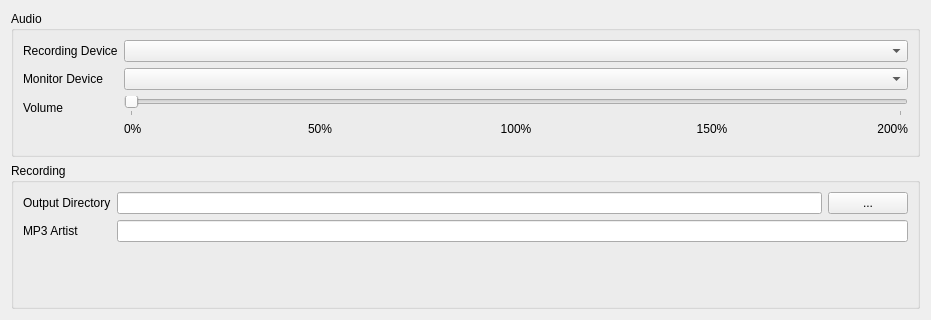
Old version of the form recorder/recording/recordingconfiguratorpane.ui in the repository genosse-einhorn/FishyRecorder-lite.
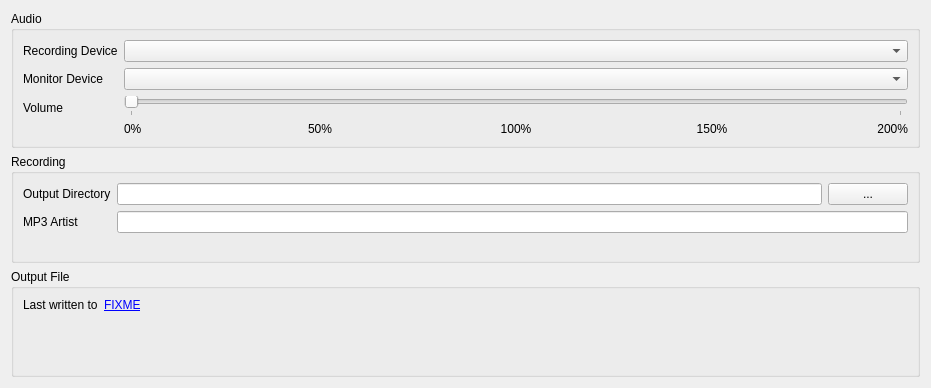
New version of the form.

Commit message: Show last recorded file in ui

Diff of the .ui file:
```diff
--- a/recorder/recording/recordingconfiguratorpane.ui
+++ b/recorder/recording/recordingconfiguratorpane.ui
@@ -7,7 +7,7 @@
     <x>0</x>
     <y>0</y>
     <width>931</width>
-    <height>320</height>
+    <height>388</height>
    </rect>
   </property>
   <property name="windowTitle">
@@ -179,6 +179,48 @@
      </layout>
     </widget>
    </item>
+   <item>
+    <widget class="QGroupBox" name="gbOutputFile">
+     <property name="title">
+      <string>Output File</string>
+     </property>
+     <layout class="QFormLayout" name="formLayout_3">
+      <item row="1" column="0">
+       <widget class="QLabel" name="lLastOutput">
+        <property name="text">
+         <string>Last written to</string>
+        </property>
+       </widget>
+      </item>
+      <item row="1" column="1">
+       <layout class="QHBoxLayout" name="horizontalLayout_3">
+        <item>
+         <widget class="QLabel" name="lLastFile">
+          <property name="sizePolicy">
+           <sizepolicy hsizetype="Expanding" vsizetype="Preferred">
+            <horstretch>0</horstretch>
+            <verstretch>0</verstretch>
+           </sizepolicy>
+          </property>
+          <property name="toolTip">
+           <string>&lt;html&gt;&lt;head/&gt;&lt;body&gt;&lt;p&gt;Click to show file in file manager&lt;/p&gt;&lt;/body&gt;&lt;/html&gt;</string>
+          </property>
+          <property name="text">
+           <string>&lt;a href=&quot;#&quot;&gt;FIXME&lt;/a&gt;</string>
+          </property>
+          <property name="textFormat">
+           <enum>Qt::RichText</enum>
+          </property>
+          <property name="textInteractionFlags">
+           <set>Qt::LinksAccessibleByKeyboard|Qt::LinksAccessibleByMouse</set>
+          </property>
+         </widget>
+        </item>
+       </layout>
+      </item>
+     </layout>
+    </widget>
+   </item>
   </layout>
  </widget>
  <resources/>
```
The commit also changes 4 other files.
